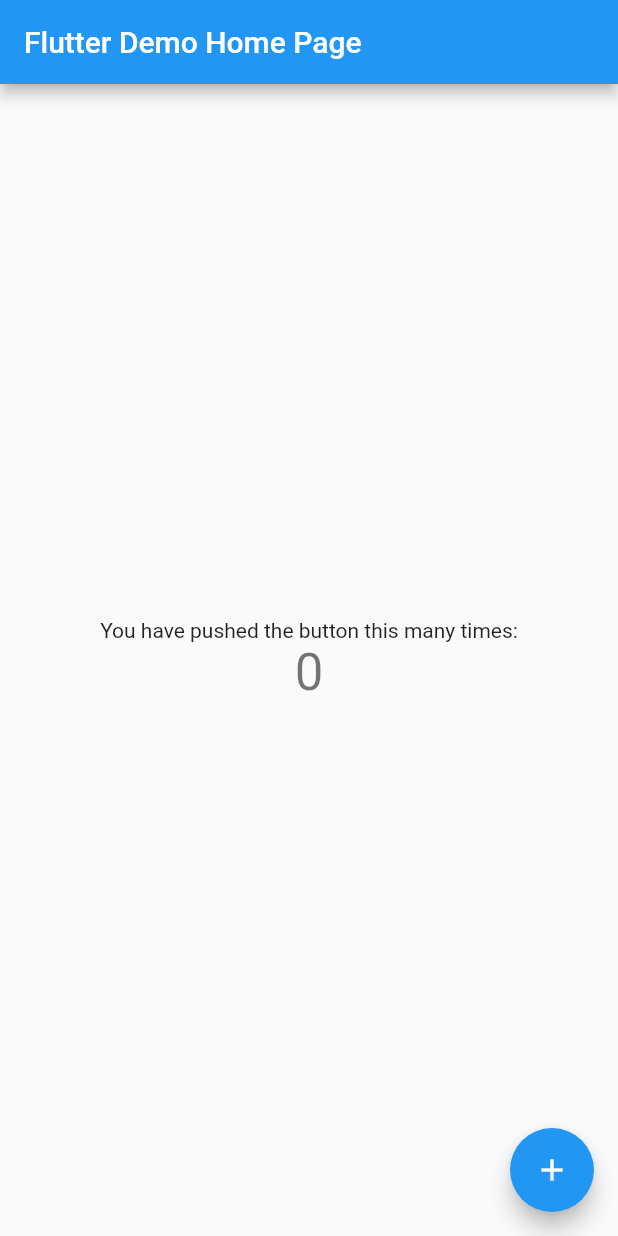
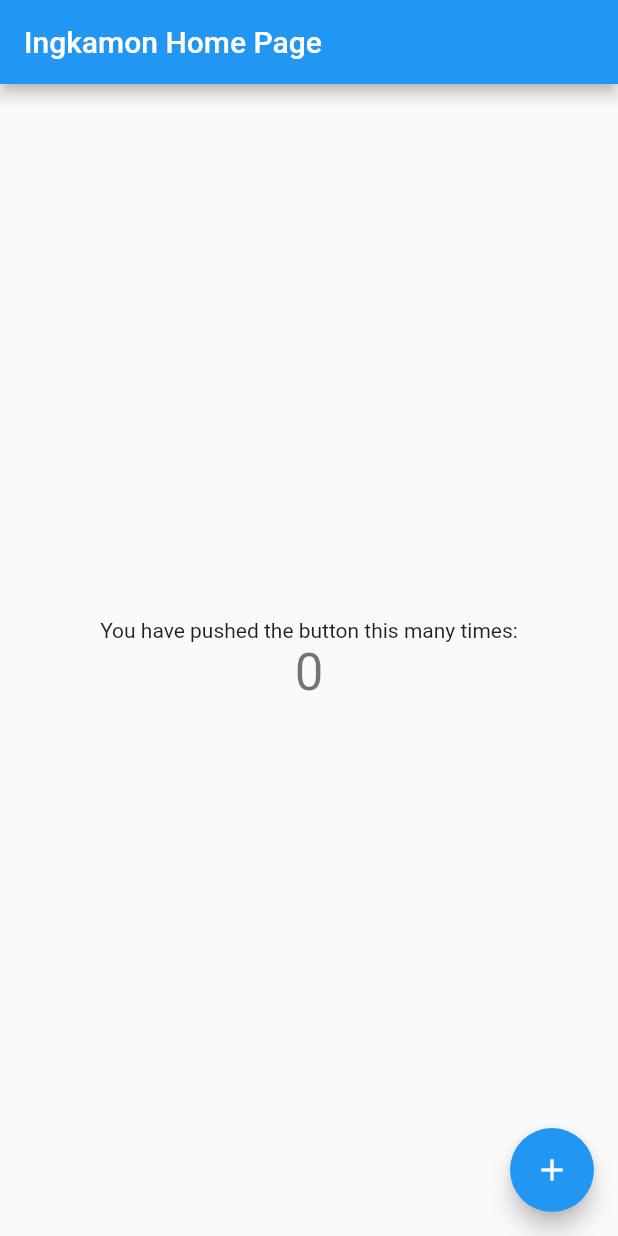
Before and after one commit to INGIGNGINGNI/firstflutter_130, a Flutter app: the screen it shows after launch, on a phone screen of 412 x 824 dp. Run offline on Flutter 3.47's test engine with Material 2 defaults, Android fonts, the phone set to English and light mode, and no system bars.

Commit message:
update main

```diff
--- a/lib/main.dart
+++ b/lib/main.dart
@@ -24,7 +24,7 @@ class MyApp extends StatelessWidget {
         // is not restarted.
         primarySwatch: Colors.blue,
       ),
-      home: const MyHomePage(title: 'Flutter Demo Home Page'),
+      home: const MyHomePage(title: 'Ingkamon Home Page'),
     );
   }
 }
```
